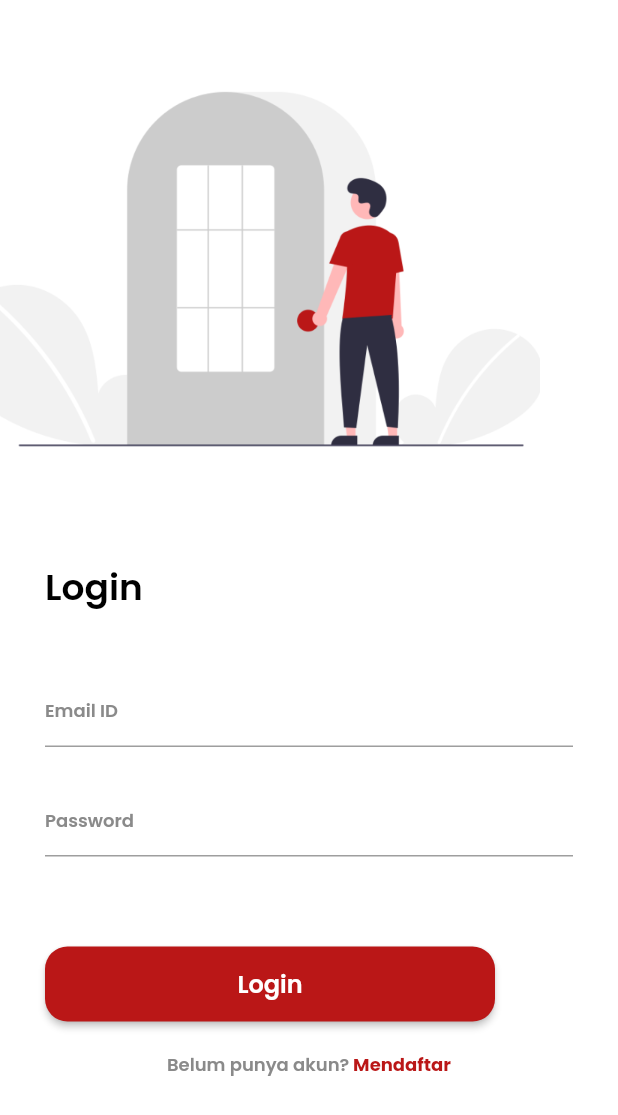
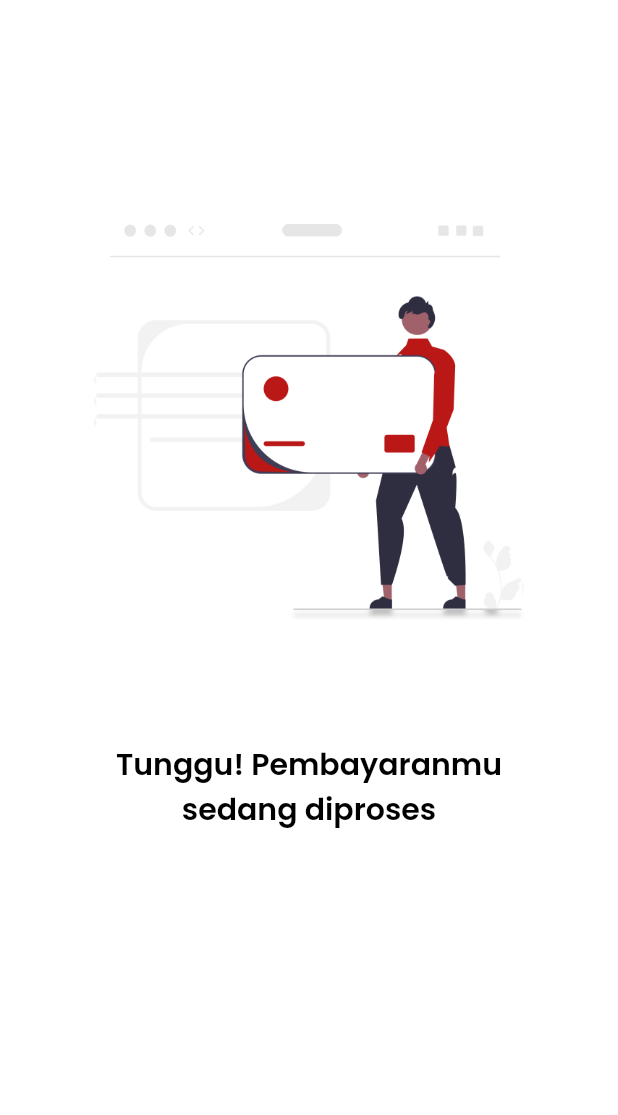
Before and after one commit to Hafidzsr/App-Penggajian-BRR, a Flutter app: the LoginPage screen opened directly, after a tap on "Login", on a phone screen of 412 x 824 dp. Shown: the top 1115 px of the screen. Run offline on Flutter 3.47's test engine with Material 2 defaults, Android fonts, the light colour scheme and no system bars; our stand-ins replace google_fonts.

Commit message:
Popup gaji, tambah data karyawan, pembayaran

```diff
--- /dev/null
+++ b/lib/pages/loading_page_pembayaran.dart
@@ -0,0 +1,40 @@
+// ignore_for_file: use_key_in_widget_constructors, prefer_const_constructors, sized_box_for_whitespace, deprecated_member_use
+
+import 'package:flutter/material.dart';
+import 'package:penggajian/theme.dart';
+
+class LoadingPembayaran extends StatelessWidget {
+  @override
+  Widget build(BuildContext context) {
+    return Scaffold(
+      backgroundColor: whiteColor,
+      body: SafeArea(
+        child: Column(
+          mainAxisAlignment: MainAxisAlignment.center,
+          children: [
+            Center(
+              child: Image.asset(
+                'assets/images/loading_pembayaran.png',
+                width: 294,
+                height: 265,
+              ),
+            ),
+            SizedBox(
+              height: 80,
+            ),
+            Text(
+              'Tunggu! Pembayaranmu\nsedang diproses',
+              style: blackTextStyle.copyWith(
+                fontSize: 20,
+              ),
+              textAlign: TextAlign.center,
+            ),
+            SizedBox(
+              height: 120,
+            ),
+          ],
+        ),
+      ),
+    );
+  }
+}
--- a/lib/pages/login_page.dart
+++ b/lib/pages/login_page.dart
@@ -2,6 +2,7 @@
 
 import 'package:flutter/gestures.dart';
 import 'package:flutter/material.dart';
+import 'package:penggajian/pages/loading_page_pembayaran.dart';
 import 'package:penggajian/pages/register_page.dart';
 import 'package:penggajian/theme.dart';
 
@@ -89,7 +90,14 @@ class LoginPage extends StatelessWidget {
                       width: 300,
                       height: 50,
                       child: RaisedButton(
-                        onPressed: () {},
+                        onPressed: () {
+                          Navigator.push(
+                            context,
+                            MaterialPageRoute(
+                              builder: (context) => LoadingPembayaran(),
+                            ),
+                          );
+                        },
                         color: redColor,
                         shape: RoundedRectangleBorder(
                           borderRadius: BorderRadius.circular(15),
```
Also changed, not shown: lib/pages/popup_gajian_berhasil.dart (added, +59 -0 lines), lib/pages/popup_gajian_gagal.dart (added, +70 -0 lines), lib/pages/popup_karyawan_berhasil.dart (added, +67 -0 lines), lib/pages/popup_karyawan_gagal.dart (added, +67 -0 lines), assets/images/loading_pembayaran.png (added), assets/images/popup_gaji_berhasil.png (added), assets/images/popup_gaji_gagal.png (added), assets/images/popup_karyawan_berhasil.png (added), assets/images/popup_karyawan_gagal.png (added).
